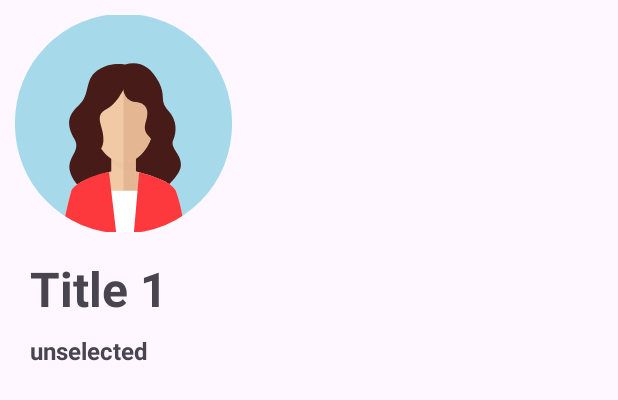
After one commit to proptit-mobile-d21/011-Android-RecyclerView, an Android app: the layout item_grid.xml on its own in the app's theme, with its tools: preview values and no code run, on a phone screen of 412 x 824 dp. The commit adds this screen. Shown: the top 400 px of the screen. Run offline under Robolectric (Android 15) with nearby library versions, the phone set to English and light mode, and no system bars.

Commit message:
switch layout

```diff
--- /dev/null
+++ b/app/src/main/res/layout/item_grid.xml
@@ -0,0 +1,41 @@
+<?xml version="1.0" encoding="utf-8"?>
+<androidx.constraintlayout.widget.ConstraintLayout xmlns:android="http://schemas.android.com/apk/res/android"
+    xmlns:app="http://schemas.android.com/apk/res-auto"
+    xmlns:tools="http://schemas.android.com/tools"
+    android:layout_width="match_parent"
+    android:layout_height="wrap_content"
+    android:padding="10dp">
+
+    <ImageView
+        android:id="@+id/image"
+        android:layout_width="wrap_content"
+        android:layout_height="wrap_content"
+        android:src="@drawable/avatar_svgrepo_com"
+        app:layout_constraintStart_toStartOf="parent"
+        app:layout_constraintTop_toTopOf="parent" />
+
+    <TextView
+        android:id="@+id/title"
+        android:layout_width="96dp"
+        android:layout_height="44dp"
+        android:text="Title 1"
+        android:textSize="32sp"
+        android:textStyle="bold"
+        app:layout_constraintStart_toStartOf="parent"
+        app:layout_constraintTop_toBottomOf="@+id/image"
+        android:layout_marginTop="16dp"
+        android:layout_marginLeft="10dp"/>
+
+    <TextView
+        android:id="@+id/subtitle"
+        android:layout_width="wrap_content"
+        android:layout_height="wrap_content"
+        android:text="unselected"
+        android:textSize="16sp"
+        android:textStyle="bold"
+        app:layout_constraintStart_toStartOf="@+id/title"
+        app:layout_constraintTop_toBottomOf="@+id/title"
+        tools:layout_editor_absoluteY="243dp"
+        android:layout_marginTop="8dp"/>
+
+</androidx.constraintlayout.widget.ConstraintLayout>
```
Also changed, not shown: app/src/main/java/dev/proptit/recyclerview/ItemAdapter.kt (+94 -38 lines), app/src/main/java/dev/proptit/recyclerview/MainActivity.kt (+27 -0 lines), app/src/main/res/layout/activity_main.xml (+4 -4 lines).
